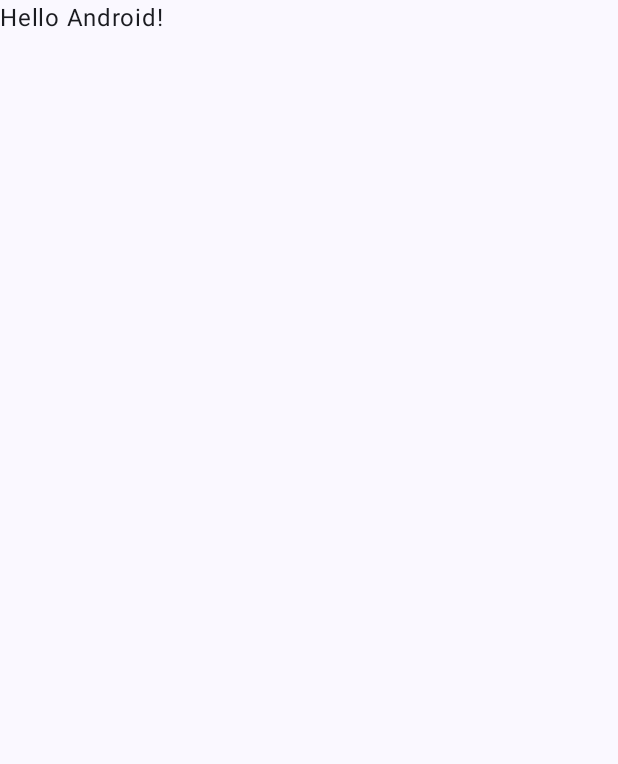
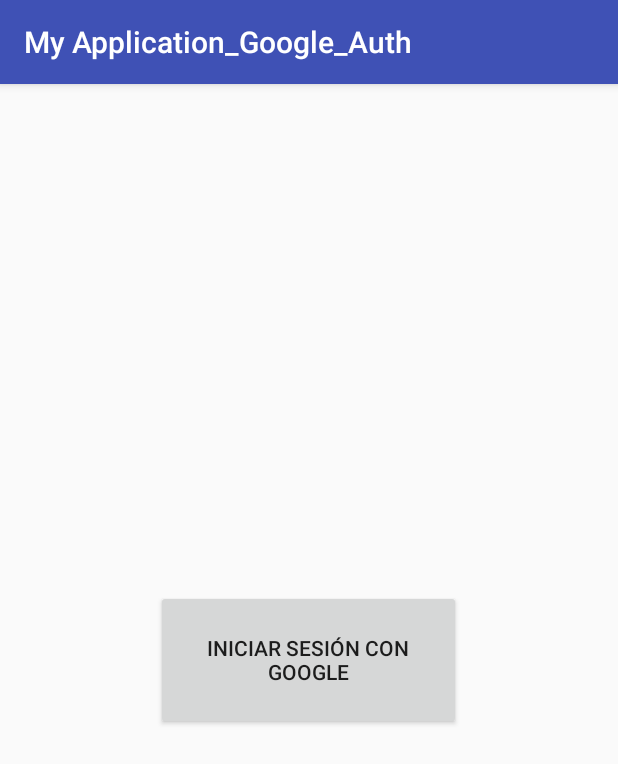
Before and after one commit to gerardoramirez93/MyApplication_Google_Auth, an Android app built with Jetpack Compose: the screen it shows after launch (MainActivity), on a phone screen of 412 x 824 dp. Before the commit the part shown is almost empty. Shown: the top 764 px of the screen. Run offline under Robolectric (Android 15) with nearby library versions, the phone set to English and light mode, and no system bars; our stand-ins replace Firebase (no records; nobody signed in at launch, a user with empty details on screens opened directly).

Commit message:
GoogleAuth

```diff
--- a/app/src/main/java/com/dsm_udb/myapplication_google_auth/MainActivity.kt
+++ b/app/src/main/java/com/dsm_udb/myapplication_google_auth/MainActivity.kt
@@ -1,46 +1,84 @@
 package com.dsm_udb.myapplication_google_auth
 
+import android.content.Intent
 import android.os.Bundle
-import androidx.activity.ComponentActivity
-import androidx.activity.compose.setContent
-import androidx.compose.foundation.layout.fillMaxSize
-import androidx.compose.material3.MaterialTheme
-import androidx.compose.material3.Surface
-import androidx.compose.material3.Text
-import androidx.compose.runtime.Composable
-import androidx.compose.ui.Modifier
-import androidx.compose.ui.tooling.preview.Preview
-import com.dsm_udb.myapplication_google_auth.ui.theme.MyApplication_Google_AuthTheme
+import android.widget.Button
+import androidx.appcompat.app.AppCompatActivity
+import com.google.android.gms.auth.api.signin.GoogleSignIn
+import com.google.android.gms.auth.api.signin.GoogleSignInAccount
+import com.google.android.gms.auth.api.signin.GoogleSignInClient
+import com.google.android.gms.auth.api.signin.GoogleSignInOptions
+import com.google.firebase.auth.FirebaseAuth
+import android.widget.Toast
+import com.google.firebase.auth.GoogleAuthProvider
+import com.google.android.gms.common.api.ApiException
+import com.google.firebase.auth.AuthCredential
 
-class MainActivity : ComponentActivity() {
+class MainActivity : AppCompatActivity() {
+
+    private lateinit var auth: FirebaseAuth
+    private lateinit var googleSignInClient: GoogleSignInClient
+
     override fun onCreate(savedInstanceState: Bundle?) {
         super.onCreate(savedInstanceState)
-        setContent {
-            MyApplication_Google_AuthTheme {
-                // A surface container using the 'background' color from the theme
-                Surface(
-                    modifier = Modifier.fillMaxSize(),
-                    color = MaterialTheme.colorScheme.background
-                ) {
-                    Greeting("Android")
+        setContentView(R.layout.activity_main)
+
+        auth = FirebaseAuth.getInstance()
+
+        val signInButton: Button = findViewById(R.id.btnSignIn)
+        signInButton.setOnClickListener {
+            signInWithGoogle()
+        }
+    }
+
+    private fun signInWithGoogle() {
+        val gso = GoogleSignInOptions.Builder(GoogleSignInOptions.DEFAULT_SIGN_IN)
+            .requestIdToken(getString(R.string.default_web_client_id))
+            .requestEmail()
+            .build()
+
+        googleSignInClient = GoogleSignIn.getClient(this, gso)
+
+        val signInIntent = googleSignInClient.signInIntent
+        startActivityForResult(signInIntent, RC_SIGN_IN)
+    }
+
+    // Handle the result of the Google Sign In activity
+    override fun onActivityResult(requestCode: Int, resultCode: Int, data: Intent?) {
+        super.onActivityResult(requestCode, resultCode, data)
+
+        if (requestCode == RC_SIGN_IN) {
+            val task = GoogleSignIn.getSignedInAccountFromIntent(data)
+            try {
+                // Google Sign In was successful, authenticate with Firebase
+                val account = task.getResult(ApiException::class.java)
+                if (account != null) {
+                    firebaseAuthWithGoogle(account)
                 }
+            } catch (e: ApiException) {
+                // Google Sign In failed, update UI appropriately
+                Toast.makeText(baseContext, "Google Sign In Failed.", Toast.LENGTH_SHORT).show()
             }
         }
     }
-}
 
-@Composable
-fun Greeting(name: String, modifier: Modifier = Modifier) {
-    Text(
-        text = "Hello $name!",
-        modifier = modifier
-    )
-}
+    private fun firebaseAuthWithGoogle(acct: GoogleSignInAccount) {
+        val credential = GoogleAuthProvider.getCredential(acct.idToken, null)
+        auth.signInWithCredential(credential)
+            .addOnCompleteListener(this) { task ->
+                if (task.isSuccessful) {
+                    // Sign in success
+                    val intent = Intent(this@MainActivity, HomeActivity::class.java)
+                    startActivity(intent)
+                    finish()
+                } else {
+                    // If sign in fails, display a message to the user.
+                    Toast.makeText(baseContext, "Authentication Failed.", Toast.LENGTH_SHORT).show()
+                }
+            }
+    }
 
-@Preview(showBackground = true)
-@Composable
-fun GreetingPreview() {
-    MyApplication_Google_AuthTheme {
-        Greeting("Android")
+    companion object {
+        private const val RC_SIGN_IN = 123
     }
 }
--- /dev/null
+++ b/app/src/main/res/layout/activity_main.xml
@@ -0,0 +1,18 @@
+<?xml version="1.0" encoding="utf-8"?>
+<LinearLayout
+    xmlns:android="http://schemas.android.com/apk/res/android"
+    xmlns:tools="http://schemas.android.com/tools"
+    android:layout_width="match_parent"
+    android:layout_height="match_parent"
+    android:orientation="vertical"
+    android:gravity="center"
+    android:padding="16dp"
+    tools:context=".MainActivity">
+
+    <Button
+        android:id="@+id/btnSignIn"
+        android:layout_width="203dp"
+        android:layout_height="93dp"
+        android:text="Iniciar sesión con Google" />
+
+</LinearLayout>
--- a/app/src/main/res/values/colors.xml
+++ b/app/src/main/res/values/colors.xml
@@ -7,4 +7,7 @@
     <color name="teal_700">#FF018786</color>
     <color name="black">#FF000000</color>
     <color name="white">#FFFFFFFF</color>
+    <color name="colorPrimary">#3F51B5</color>
+    <color name="colorPrimaryDark">#303F9F</color>
+    <color name="colorAccent">#FF4081</color>
 </resources>
--- a/app/src/main/res/values/strings.xml
+++ b/app/src/main/res/values/strings.xml
@@ -1,3 +1,4 @@
 <resources>
     <string name="app_name">My Application_Google_Auth</string>
+    <string name="default_web_client_id">802976955678-k8gaao1h6duh4n31f40f87jli6j8ne80.apps.googleusercontent.com</string>
 </resources>
--- a/app/src/main/res/values/themes.xml
+++ b/app/src/main/res/values/themes.xml
@@ -1,5 +1,12 @@
 <?xml version="1.0" encoding="utf-8"?>
 <resources>
 
-    <style name="Theme.MyApplication_Google_Auth" parent="android:Theme.Material.Light.NoActionBar" />
+    <!-- Base application theme -->
+    <style name="Theme.MyApplication_Google_Auth" parent="Theme.AppCompat.Light.DarkActionBar">
+        <!-- Customize your theme here. -->
+        <item name="colorPrimary">@color/colorPrimary</item>
+        <item name="colorPrimaryDark">@color/colorPrimaryDark</item>
+        <item name="colorAccent">@color/colorAccent</item>
+    </style>
+
 </resources>
--- a/build.gradle.kts
+++ b/build.gradle.kts
@@ -1,3 +1,8 @@
+buildscript {
+    dependencies {
+        classpath("com.google.gms:google-services:4.4.0")
+    }
+}
 // Top-level build file where you can add configuration options common to all sub-projects/modules.
 plugins {
     id("com.android.application") version "8.1.2" apply false
```
Also changed, not shown: app/build.gradle.kts (+12 -1 lines), app/src/main/AndroidManifest.xml (+7 -0 lines), 1 other file.
